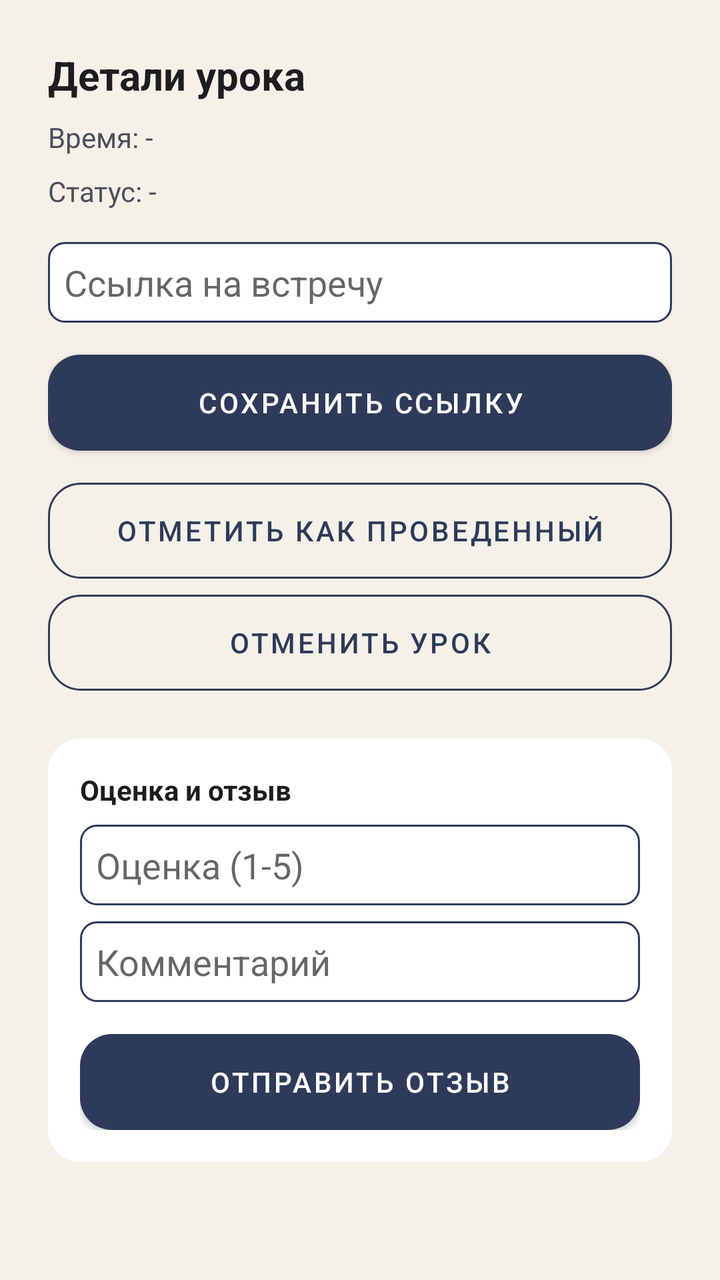
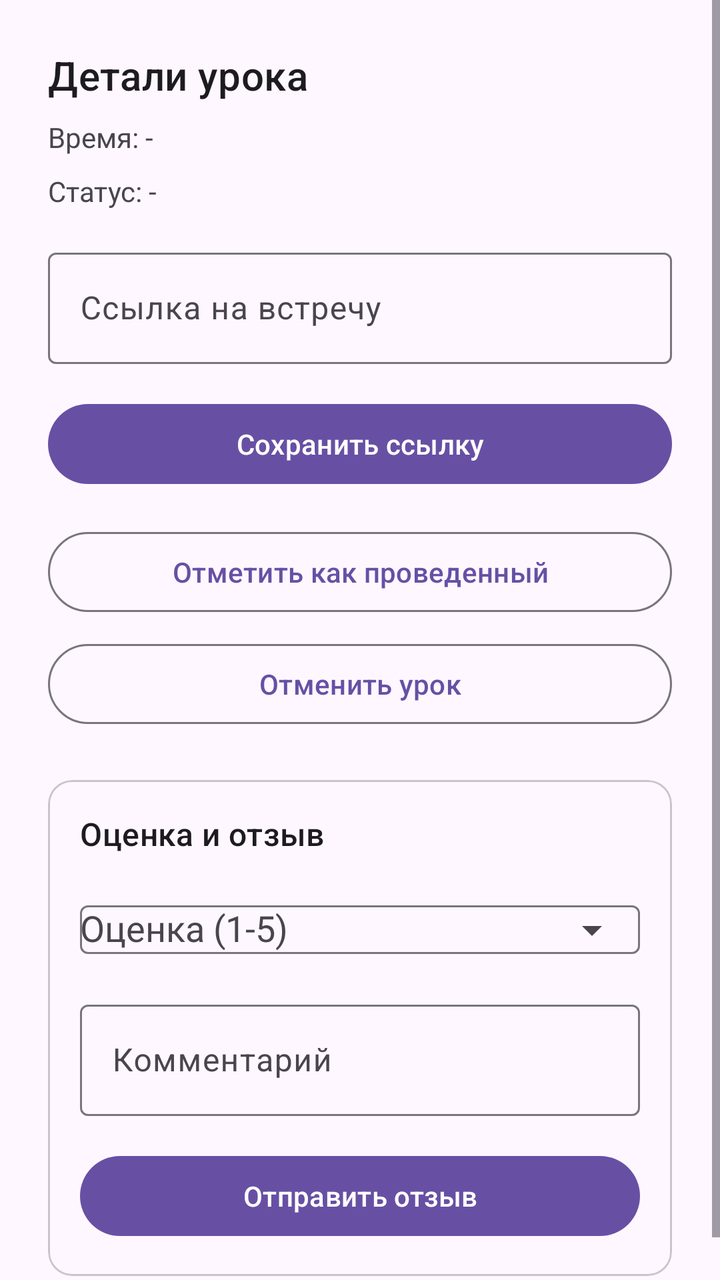

The first picture is an Android layout as it rendered before a commit; the second is the same layout after the commit. The layout source and the unified diff follow.
<!-- AndroidManifest.xml: application theme Theme.TutorPlatform -->
<!-- res/layout/activity_lesson_detail.xml -->
<?xml version="1.0" encoding="utf-8"?>
<ScrollView
    xmlns:android="http://schemas.android.com/apk/res/android"
    android:layout_width="match_parent"
    android:layout_height="match_parent"
    android:background="@color/brand_light">

    <LinearLayout
        android:layout_width="match_parent"
        android:layout_height="wrap_content"
        android:orientation="vertical"
        android:padding="@dimen/spacing_lg">

        <TextView
            android:id="@+id/lesson_title"
            android:layout_width="match_parent"
            android:layout_height="wrap_content"
            android:text="Детали урока"
            android:textSize="20sp"
            android:textStyle="bold"
            android:textColor="@color/text_primary" />

        <TextView
            android:id="@+id/lesson_time"
            android:layout_width="match_parent"
            android:layout_height="wrap_content"
            android:layout_marginTop="@dimen/spacing_sm"
            android:text="Время: -"
            android:textColor="@color/text_secondary" />

        <TextView
            android:id="@+id/lesson_status"
            android:layout_width="match_parent"
            android:layout_height="wrap_content"
            android:layout_marginTop="@dimen/spacing_sm"
            android:text="Статус: -"
            android:textColor="@color/text_secondary" />

        <EditText
            android:id="@+id/lesson_link"
            android:layout_width="match_parent"
            android:layout_height="wrap_content"
            android:layout_marginTop="@dimen/spacing_md"
            android:background="@drawable/bg_input"
            android:hint="Ссылка на встречу"
            android:padding="@dimen/spacing_sm" />

        <Button
            android:id="@+id/lesson_save_link"
            android:layout_width="match_parent"
            android:layout_height="wrap_content"
            android:layout_marginTop="@dimen/spacing_md"
            android:background="@drawable/bg_button_primary"
            android:text="Сохранить ссылку"
            android:textColor="@color/white" />

        <Button
            android:id="@+id/lesson_mark_done"
            android:layout_width="match_parent"
            android:layout_height="wrap_content"
            android:layout_marginTop="@dimen/spacing_md"
            android:background="@drawable/bg_button_outline"
            android:text="Отметить как проведенный"
            android:textColor="@color/brand_primary" />

        <Button
            android:id="@+id/lesson_cancel"
            android:layout_width="match_parent"
            android:layout_height="wrap_content"
            android:layout_marginTop="@dimen/spacing_sm"
            android:background="@drawable/bg_button_outline"
            android:text="Отменить урок"
            android:textColor="@color/brand_primary" />

        <LinearLayout
            android:id="@+id/lesson_review_block"
            android:layout_width="match_parent"
            android:layout_height="wrap_content"
            android:layout_marginTop="@dimen/spacing_lg"
            android:background="@drawable/bg_card"
            android:orientation="vertical"
            android:padding="@dimen/spacing_md">

            <TextView
                android:layout_width="match_parent"
                android:layout_height="wrap_content"
                android:text="Оценка и отзыв"
                android:textStyle="bold"
                android:textColor="@color/text_primary" />

            <EditText
                android:id="@+id/lesson_review_score"
                android:layout_width="match_parent"
                android:layout_height="wrap_content"
                android:layout_marginTop="@dimen/spacing_sm"
                android:background="@drawable/bg_input"
                android:hint="Оценка (1-5)"
                android:inputType="number"
                android:padding="@dimen/spacing_sm" />

            <EditText
                android:id="@+id/lesson_review_text"
                android:layout_width="match_parent"
                android:layout_height="wrap_content"
                android:layout_marginTop="@dimen/spacing_sm"
                android:background="@drawable/bg_input"
                android:hint="Комментарий"
                android:padding="@dimen/spacing_sm" />

            <Button
                android:id="@+id/lesson_review_send"
                android:layout_width="match_parent"
                android:layout_height="wrap_content"
                android:layout_marginTop="@dimen/spacing_md"
                android:background="@drawable/bg_button_primary"
                android:text="Отправить отзыв"
                android:textColor="@color/white" />

        </LinearLayout>

        <ProgressBar
            android:id="@+id/lesson_progress"
            android:layout_width="wrap_content"
            android:layout_height="wrap_content"
            android:layout_gravity="center_horizontal"
            android:layout_marginTop="@dimen/spacing_md"
            android:visibility="gone" />

    </LinearLayout>
</ScrollView>
<!-- resources referenced by this layout -->
<resources>
  <color name="brand_light">#F5F1E8</color>
  <color name="brand_primary">#2E3A59</color>
  <color name="text_primary">#1D1D1F</color>
  <color name="text_secondary">#4B4F5C</color>
  <color name="white">#FFFFFF</color>
  <dimen name="spacing_lg">24dp</dimen>
  <dimen name="spacing_md">16dp</dimen>
  <dimen name="spacing_sm">8dp</dimen>
  <!-- drawable bg_button_outline (drawable) -->
  <shape xmlns:android="http://schemas.android.com/apk/res/android">
      <solid android:color="@android:color/transparent" />
      <stroke android:width="1dp" android:color="@color/brand_primary" />
      <corners android:radius="@dimen/corner_md" />
  </shape>
  <!-- drawable bg_button_primary (drawable) -->
  <shape xmlns:android="http://schemas.android.com/apk/res/android">
      <solid android:color="@color/brand_primary" />
      <corners android:radius="@dimen/corner_md" />
  </shape>
  <!-- drawable bg_card (drawable) -->
  <shape xmlns:android="http://schemas.android.com/apk/res/android">
      <solid android:color="@color/surface" />
      <corners android:radius="@dimen/corner_md" />
  </shape>
  <!-- drawable bg_input (drawable) -->
  <shape xmlns:android="http://schemas.android.com/apk/res/android">
      <solid android:color="@color/surface" />
      <stroke android:width="1dp" android:color="@color/brand_primary" />
      <corners android:radius="@dimen/corner_sm" />
  </shape>
  <style name="Theme.TutorPlatform" parent="Theme.MaterialComponents.Light.NoActionBar">
          <item name="colorPrimary">@color/brand_primary</item>
          <item name="colorPrimaryVariant">@color/brand_dark</item>
          <item name="colorOnPrimary">@color/white</item>
          <item name="colorSecondary">@color/brand_secondary</item>
          <item name="colorSecondaryVariant">@color/brand_tertiary</item>
          <item name="colorOnSecondary">@color/brand_dark</item>
          <item name="android:statusBarColor">@color/brand_dark</item>
          <item name="android:windowBackground">@color/brand_light</item>
          <item name="android:colorAccent">@color/accent</item>
      </style>
  <dimen name="corner_md">16dp</dimen>
  <color name="surface">#FFFFFF</color>
  <dimen name="corner_sm">8dp</dimen>
  <color name="brand_dark">#1F2433</color>
  <color name="brand_secondary">#E9B44C</color>
  <color name="brand_tertiary">#D6605A</color>
  <color name="accent">#3C6E71</color>
</resources>

<!-- the commit's change to res/layout/activity_lesson_detail.xml (unified diff, before → after) -->
@@ -1,9 +1,10 @@
 <?xml version="1.0" encoding="utf-8"?>
 <ScrollView
     xmlns:android="http://schemas.android.com/apk/res/android"
+    xmlns:app="http://schemas.android.com/apk/res-auto"
     android:layout_width="match_parent"
     android:layout_height="match_parent"
-    android:background="@color/brand_light">
+    android:fitsSystemWindows="true">
 
     <LinearLayout
         android:layout_width="match_parent"
@@ -11,112 +12,122 @@
         android:orientation="vertical"
         android:padding="@dimen/spacing_lg">
 
-        <TextView
+        <com.google.android.material.textview.MaterialTextView
             android:id="@+id/lesson_title"
             android:layout_width="match_parent"
             android:layout_height="wrap_content"
             android:text="Детали урока"
             android:textSize="20sp"
-            android:textStyle="bold"
-            android:textColor="@color/text_primary" />
+            android:textAppearance="?attr/textAppearanceTitleMedium" />
 
-        <TextView
+        <com.google.android.material.textview.MaterialTextView
             android:id="@+id/lesson_time"
             android:layout_width="match_parent"
             android:layout_height="wrap_content"
             android:layout_marginTop="@dimen/spacing_sm"
-            android:text="Время: -"
-            android:textColor="@color/text_secondary" />
+            android:text="Время: -" />
 
-        <TextView
+        <com.google.android.material.textview.MaterialTextView
             android:id="@+id/lesson_status"
             android:layout_width="match_parent"
             android:layout_height="wrap_content"
             android:layout_marginTop="@dimen/spacing_sm"
-            android:text="Статус: -"
-            android:textColor="@color/text_secondary" />
+            android:text="Статус: -" />
 
-        <EditText
-            android:id="@+id/lesson_link"
+        <com.google.android.material.textfield.TextInputLayout
             android:layout_width="match_parent"
             android:layout_height="wrap_content"
             android:layout_marginTop="@dimen/spacing_md"
-            android:background="@drawable/bg_input"
-            android:hint="Ссылка на встречу"
-            android:padding="@dimen/spacing_sm" />
+            app:boxBackgroundMode="outline">
 
-        <Button
+            <com.google.android.material.textfield.TextInputEditText
+                android:id="@+id/lesson_link"
+                android:layout_width="match_parent"
+                android:layout_height="wrap_content"
+                android:hint="Ссылка на встречу" />
+        </com.google.android.material.textfield.TextInputLayout>
+
+        <com.google.android.material.button.MaterialButton
             android:id="@+id/lesson_save_link"
             android:layout_width="match_parent"
             android:layout_height="wrap_content"
             android:layout_marginTop="@dimen/spacing_md"
-            android:background="@drawable/bg_button_primary"
-            android:text="Сохранить ссылку"
-            android:textColor="@color/white" />
+            android:text="Сохранить ссылку" />
 
-        <Button
+        <com.google.android.material.button.MaterialButton
             android:id="@+id/lesson_mark_done"
+            style="?attr/materialButtonOutlinedStyle"
             android:layout_width="match_parent"
             android:layout_height="wrap_content"
             android:layout_marginTop="@dimen/spacing_md"
-            android:background="@drawable/bg_button_outline"
-            android:text="Отметить как проведенный"
-            android:textColor="@color/brand_primary" />
+            android:text="Отметить как проведенный" />
 
-        <Button
+        <com.google.android.material.button.MaterialButton
             android:id="@+id/lesson_cancel"
+            style="?attr/materialButtonOutlinedStyle"
             android:layout_width="match_parent"
             android:layout_height="wrap_content"
             android:layout_marginTop="@dimen/spacing_sm"
-            android:background="@drawable/bg_button_outline"
-            android:text="Отменить урок"
-            android:textColor="@color/brand_primary" />
+            android:text="Отменить урок" />
 
-        <LinearLayout
+        <com.google.android.material.card.MaterialCardView
             android:id="@+id/lesson_review_block"
             android:layout_width="match_parent"
             android:layout_height="wrap_content"
-            android:layout_marginTop="@dimen/spacing_lg"
-            android:background="@drawable/bg_card"
-            android:orientation="vertical"
-            android:padding="@dimen/spacing_md">
+            android:layout_marginTop="@dimen/spacing_lg">
 
-            <TextView
+            <LinearLayout
                 android:layout_width="match_parent"
                 android:layout_height="wrap_content"
-                android:text="Оценка и отзыв"
-                android:textStyle="bold"
-                android:textColor="@color/text_primary" />
+                android:orientation="vertical"
+                android:padding="@dimen/spacing_md">
 
-            <EditText
-                android:id="@+id/lesson_review_score"
-                android:layout_width="match_parent"
-                android:layout_height="wrap_content"
-                android:layout_marginTop="@dimen/spacing_sm"
-                android:background="@drawable/bg_input"
-                android:hint="Оценка (1-5)"
-                android:inputType="number"
-                android:padding="@dimen/spacing_sm" />
+                <com.google.android.material.textview.MaterialTextView
+                    android:layout_width="match_parent"
+                    android:layout_height="wrap_content"
+                    android:text="Оценка и отзыв"
+                    android:textAppearance="?attr/textAppearanceTitleMedium" />
 
-            <EditText
-                android:id="@+id/lesson_review_text"
-                android:layout_width="match_parent"
-                android:layout_height="wrap_content"
-                android:layout_marginTop="@dimen/spacing_sm"
-                android:background="@drawable/bg_input"
-                android:hint="Комментарий"
-                android:padding="@dimen/spacing_sm" />
+                <com.google.android.material.textfield.TextInputLayout
+                    android:layout_width="match_parent"
+                    android:layout_height="wrap_content"
+                    android:layout_marginTop="@dimen/spacing_sm"
+                    app:boxBackgroundMode="outline"
+                    app:endIconMode="dropdown_menu">
 
-            <Button
-                android:id="@+id/lesson_review_send"
-                android:layout_width="match_parent"
-                android:layout_height="wrap_content"
-                android:layout_marginTop="@dimen/spacing_md"
-                android:background="@drawable/bg_button_primary"
-                android:text="Отправить отзыв"
-                android:textColor="@color/white" />
+                    <AutoCompleteTextView
+                        android:id="@+id/lesson_review_score"
+                        android:layout_width="match_parent"
+                        android:layout_height="wrap_content"
+                        android:hint="Оценка (1-5)"
+                        android:inputType="none"
+                        android:focusable="false"
+                        android:clickable="true" />
+                </com.google.android.material.textfield.TextInputLayout>
 
-        </LinearLayout>
+                <com.google.android.material.textfield.TextInputLayout
+                    android:layout_width="match_parent"
+                    android:layout_height="wrap_content"
+                    android:layout_marginTop="@dimen/spacing_sm"
+                    app:boxBackgroundMode="outline">
+
+                    <com.google.android.material.textfield.TextInputEditText
+                        android:id="@+id/lesson_review_text"
+                        android:layout_width="match_parent"
+                        android:layout_height="wrap_content"
+                        android:hint="Комментарий" />
+                </com.google.android.material.textfield.TextInputLayout>
+
+                <com.google.android.material.button.MaterialButton
+                    android:id="@+id/lesson_review_send"
+                    android:layout_width="match_parent"
+                    android:layout_height="wrap_content"
+                    android:layout_marginTop="@dimen/spacing_md"
+                    android:text="Отправить отзыв" />
+
+            </LinearLayout>
+
+        </com.google.android.material.card.MaterialCardView>
 
         <ProgressBar
             android:id="@+id/lesson_progress"
<!-- resource entries referenced after the edit -->
@@ -1,52 +1,13 @@
 <!-- resources referenced by this layout -->
 <resources>
-  <color name="brand_light">#F5F1E8</color>
-  <color name="brand_primary">#2E3A59</color>
-  <color name="text_primary">#1D1D1F</color>
-  <color name="text_secondary">#4B4F5C</color>
-  <color name="white">#FFFFFF</color>
   <dimen name="spacing_lg">24dp</dimen>
   <dimen name="spacing_md">16dp</dimen>
   <dimen name="spacing_sm">8dp</dimen>
-  <!-- drawable bg_button_outline (drawable) -->
-  <shape xmlns:android="http://schemas.android.com/apk/res/android">
-      <solid android:color="@android:color/transparent" />
-      <stroke android:width="1dp" android:color="@color/brand_primary" />
-      <corners android:radius="@dimen/corner_md" />
-  </shape>
-  <!-- drawable bg_button_primary (drawable) -->
-  <shape xmlns:android="http://schemas.android.com/apk/res/android">
-      <solid android:color="@color/brand_primary" />
-      <corners android:radius="@dimen/corner_md" />
-  </shape>
-  <!-- drawable bg_card (drawable) -->
-  <shape xmlns:android="http://schemas.android.com/apk/res/android">
-      <solid android:color="@color/surface" />
-      <corners android:radius="@dimen/corner_md" />
-  </shape>
-  <!-- drawable bg_input (drawable) -->
-  <shape xmlns:android="http://schemas.android.com/apk/res/android">
-      <solid android:color="@color/surface" />
-      <stroke android:width="1dp" android:color="@color/brand_primary" />
-      <corners android:radius="@dimen/corner_sm" />
-  </shape>
-  <style name="Theme.TutorPlatform" parent="Theme.MaterialComponents.Light.NoActionBar">
-          <item name="colorPrimary">@color/brand_primary</item>
-          <item name="colorPrimaryVariant">@color/brand_dark</item>
-          <item name="colorOnPrimary">@color/white</item>
-          <item name="colorSecondary">@color/brand_secondary</item>
-          <item name="colorSecondaryVariant">@color/brand_tertiary</item>
-          <item name="colorOnSecondary">@color/brand_dark</item>
-          <item name="android:statusBarColor">@color/brand_dark</item>
-          <item name="android:windowBackground">@color/brand_light</item>
-          <item name="android:colorAccent">@color/accent</item>
+  <style name="Theme.TutorPlatform" parent="Theme.Material3.DayNight.NoActionBar">
+          <item name="chatMyBubbleColor">?attr/colorPrimaryContainer</item>
+          <item name="chatMyBubbleTextColor">?attr/colorOnPrimaryContainer</item>
+          <item name="chatOtherBubbleColor">?attr/colorSurfaceVariant</item>
+          <item name="chatOtherBubbleTextColor">?attr/colorOnSurfaceVariant</item>
       </style>
-  <dimen name="corner_md">16dp</dimen>
-  <color name="surface">#FFFFFF</color>
-  <dimen name="corner_sm">8dp</dimen>
-  <color name="brand_dark">#1F2433</color>
-  <color name="brand_secondary">#E9B44C</color>
-  <color name="brand_tertiary">#D6605A</color>
-  <color name="accent">#3C6E71</color>
 </resources>
 
